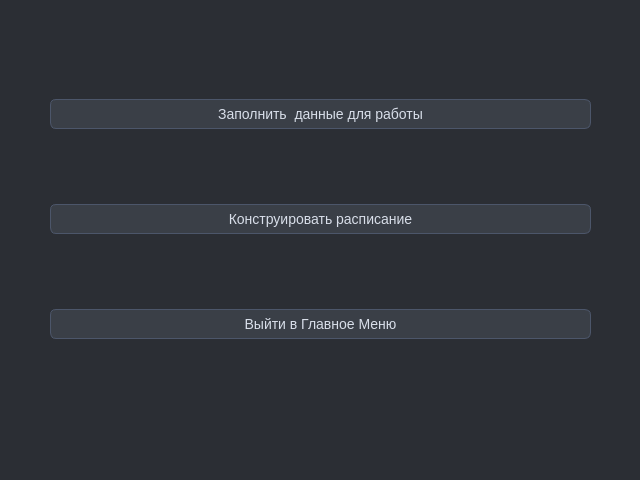
Before: the Qt Designer form add_lesson_schedule_dialog.ui in Gerakl1123/ARDA_Stud_Manager, drawn with Qt 5.
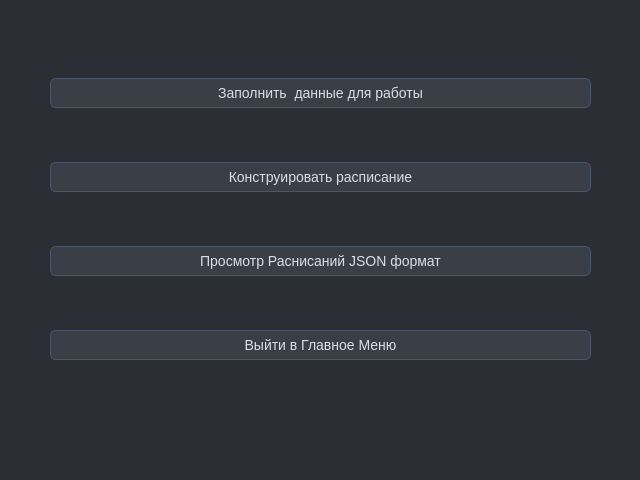
After: the same form once the commit is applied.

What changed in the file:
```diff
--- a/add_lesson_schedule_dialog.ui
+++ b/add_lesson_schedule_dialog.ui
@@ -72,6 +72,13 @@
     </rect>
    </property>
    <layout class="QGridLayout" name="gridLayout">
+    <item row="3" column="1">
+     <widget class="QPushButton" name="btnQuit">
+      <property name="text">
+       <string>Выйти в Главное Меню</string>
+      </property>
+     </widget>
+    </item>
     <item row="0" column="1">
      <widget class="QPushButton" name="btnInstanceData">
       <property name="text">
@@ -87,9 +94,9 @@
      </widget>
     </item>
     <item row="2" column="1">
-     <widget class="QPushButton" name="btnQuit">
+     <widget class="QPushButton" name="btnViewScheudle">
       <property name="text">
-       <string>Выйти в Главное Меню</string>
+       <string>Просмотр Раснисаний JSON формат</string>
       </property>
      </widget>
     </item>
```
